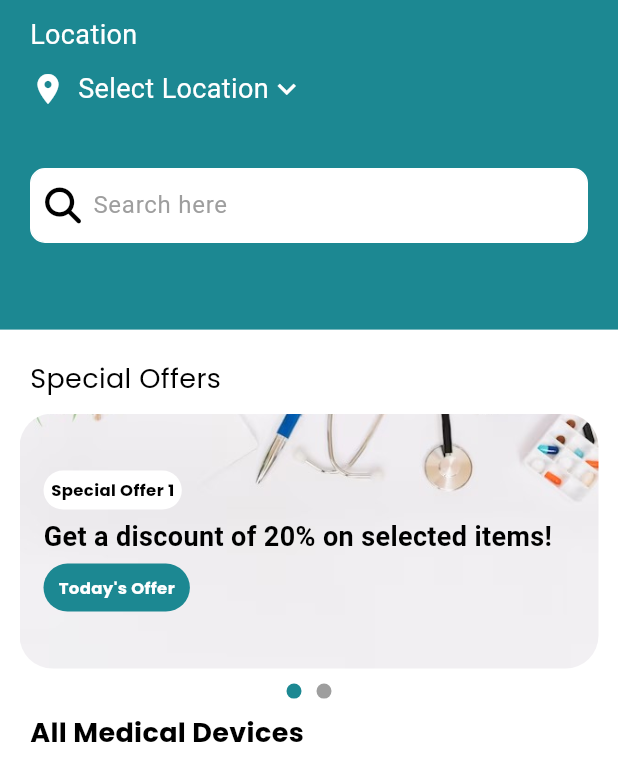
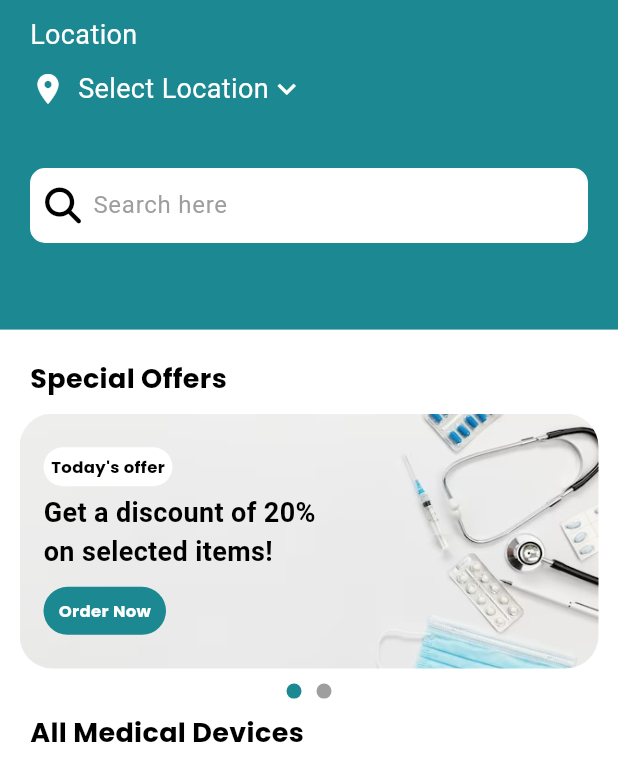
Before and after one commit to QutaibaQusai/heartful-care, a Flutter app: the Medical screen opened directly, on a phone screen of 412 x 824 dp. Shown: the top 781 px of the screen. Run offline on Flutter 3.47's test engine with Material 3 defaults, Android fonts, the light colour scheme and no system bars; our stand-ins replace firebase_auth, firebase_core, flutter_settings_screens, font_awesome_flutter, google_fonts, iconsax and 1 more; accounts and stored records are empty.

Commit message:
change the pic

```diff
--- a/lib/sections/medical_devices.dart
+++ b/lib/sections/medical_devices.dart
@@ -138,6 +138,7 @@ class _MedicalState extends State<Medical> {
                   style: TextStyle(
                     fontSize: 18,
                     color: Colors.black,
+                    fontWeight: FontWeight.bold,
                     fontFamily: GoogleFonts.poppins().fontFamily,
                   ),
                 ),
@@ -183,10 +184,10 @@ class _MedicalState extends State<Medical> {
   }
 
   Widget buildSpecialOfferPage(int index) {
-    List<String> titles = ["Special Offer 1", "Special Offer 2"];
+    List<String> titles = ["Today's offer", "Today's offer"];
     List<String> descriptions = [
-      "Get a discount of 20% on selected items!",
-      "Buy one, get one free on all medical devices!"
+      "Get a discount of 20% \non selected items!",
+      "Buy one, get one free\non all medical devices!"
     ];
 
     return Padding(
@@ -202,7 +203,7 @@ class _MedicalState extends State<Medical> {
             ClipRRect(
               borderRadius: BorderRadius.circular(22),
               child: Image.asset(
-                "images/WhatsApp Image 2024-01-01 at 14.28.49_f2030761.jpg",
+                "images/WhatsApp Image 2024-01-04 at 2.25.53 PM.jpeg",
                 width: double.infinity,
                 height: 120,
                 fit: BoxFit.cover,
@@ -244,7 +245,7 @@ class _MedicalState extends State<Medical> {
                     ),
                   ),
                   SizedBox(
-                    height: 5,
+                    height: 10,
                   ),
                   Container(
                     decoration: BoxDecoration(
@@ -254,7 +255,7 @@ class _MedicalState extends State<Medical> {
                     child: Padding(
                       padding: const EdgeInsets.fromLTRB(10, 8, 10, 8),
                       child: Text(
-                        "Today's Offer",
+                        "Order Now",
                         style: TextStyle(
                           fontSize: 11,
                           fontWeight: FontWeight.bold,
```
Also changed, not shown: images/WhatsApp Image 2024-01-04 at 2.25.53 PM.jpeg (added).
